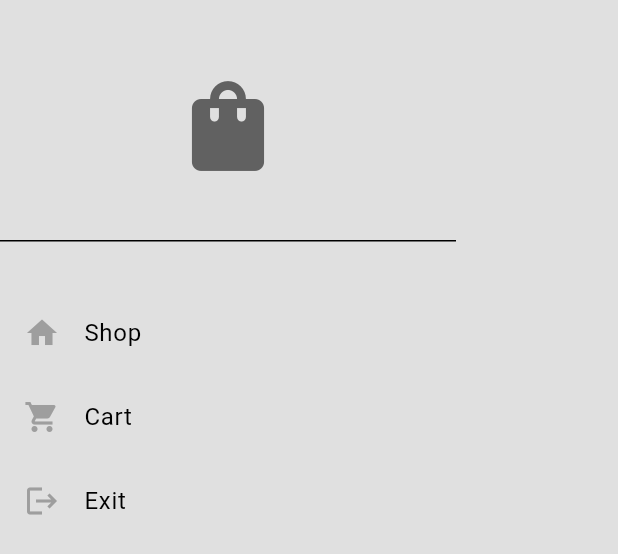
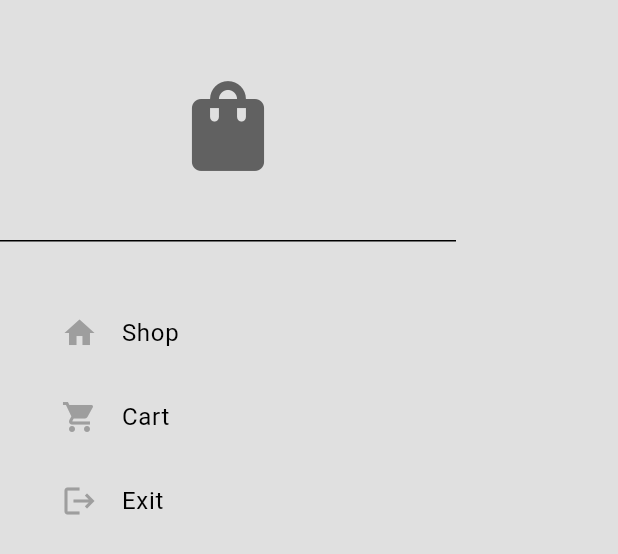
Before and after one commit to VisheshKamble/E-Comm-Flutter-, a Flutter app: the MyDrawer widget shown alone on an empty page, opened directly, on a phone screen of 412 x 824 dp. Shown: the top 554 px of the screen. Run offline on Flutter 3.47's test engine with Material 3 defaults, Android fonts, the phone set to English and light mode, and no system bars.

Commit message:
Changes In Drawer

```diff
--- a/lib/components/my_drawer.dart
+++ b/lib/components/my_drawer.dart
@@ -24,7 +24,7 @@ class MyDrawer extends StatelessWidget {
           const SizedBox(height: 25),
 
           // Shop tile
-          MyListTile(icon: Icons.home, text: "Shop", onTap: () {}),
+          MyListTile(icon: Icons.home, text: "Shop", onTap: ()=> Navigator.pop(context)),
 
           // Cart tile
           MyListTile(icon: Icons.shopping_cart, text: "Cart", onTap: () {}),
--- a/lib/components/my_list_tile.dart
+++ b/lib/components/my_list_tile.dart
@@ -14,10 +14,13 @@ class MyListTile extends StatelessWidget {
 
   @override
   Widget build(BuildContext context) {
-    return ListTile(
-      leading: Icon(icon, color: Colors.grey),
-      title: Text(text),
-      onTap: onTap,
+    return Padding(
+      padding: const EdgeInsets.only(left: 25.0),
+      child: ListTile(
+        leading: Icon(icon, color: Colors.grey),
+        title: Text(text),
+        onTap: onTap,
+      ),
     );
   }
 }
```
